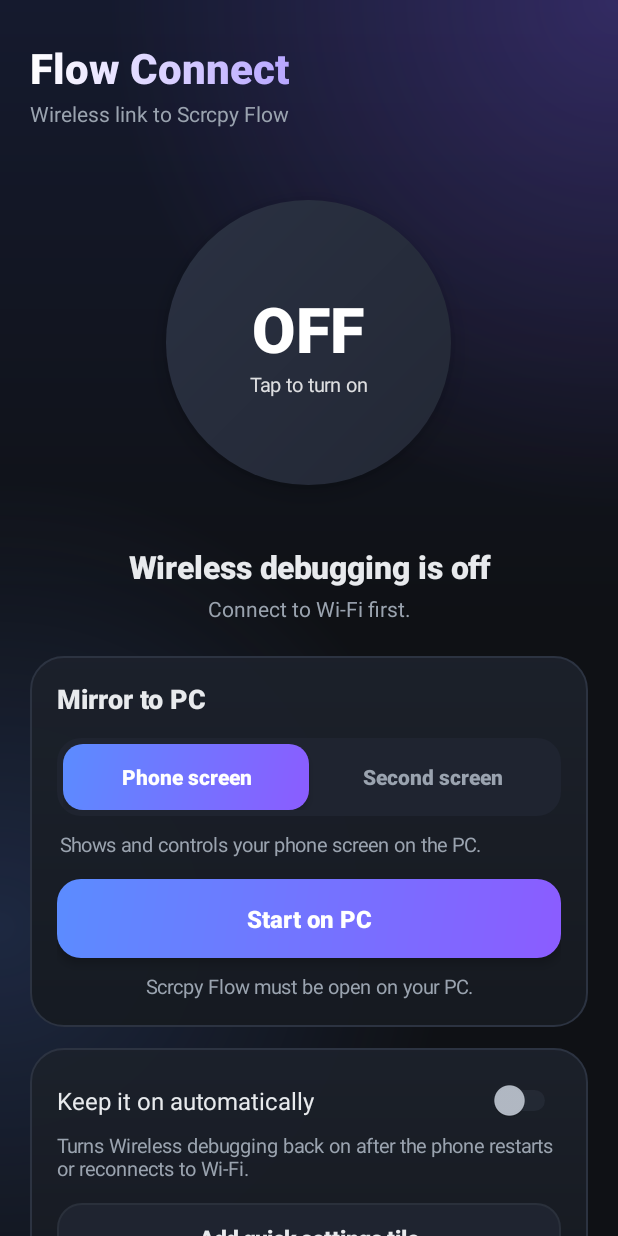
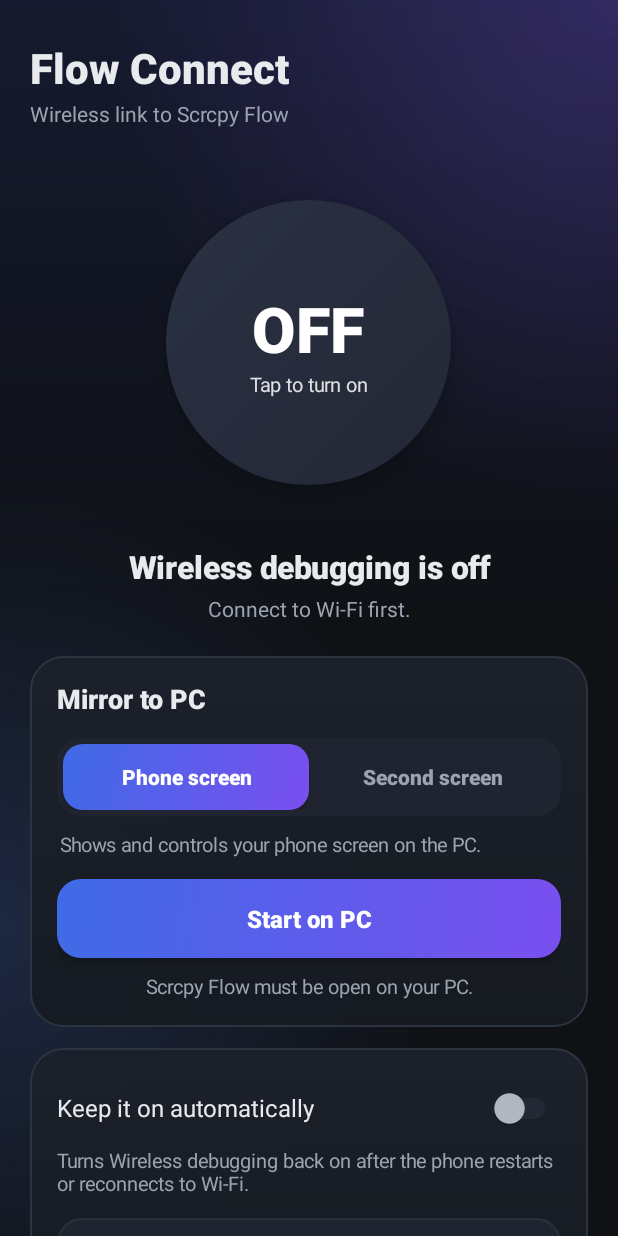
Before and after one commit to CPerdYong/Scrcpy-Flow, an Android app: the screen it shows after launch (MainActivity), after a tap on "Phone screen", on a phone screen of 412 x 824 dp. Run offline under Robolectric (Android 15) with nearby library versions, the phone set to English and light mode, and no system bars.

Commit message:
change UI to abit not ai

```diff
--- a/FlowConnect/app/build.gradle
+++ b/FlowConnect/app/build.gradle
@@ -10,8 +10,8 @@ android {
         applicationId 'com.scrcpystudio.connect'
         minSdk 30
         targetSdk 34
-        versionCode 4
-        versionName '1.3'
+        versionCode 5
+        versionName '1.4'
     }
 
     buildTypes {
--- a/FlowConnect/app/src/main/java/com/scrcpystudio/connect/BuildInfo.java
+++ b/FlowConnect/app/src/main/java/com/scrcpystudio/connect/BuildInfo.java
@@ -2,7 +2,7 @@ package com.scrcpystudio.connect;
 
 /** App version shown in the app and reported to Scrcpy Flow. Keep in sync with app/build.gradle. */
 final class BuildInfo {
-    static final String VERSION = "1.3";
+    static final String VERSION = "1.4";
 
     private BuildInfo() {
     }
--- a/FlowConnect/app/src/main/java/com/scrcpystudio/connect/MainActivity.java
+++ b/FlowConnect/app/src/main/java/com/scrcpystudio/connect/MainActivity.java
@@ -25,7 +25,6 @@ import android.view.HapticFeedbackConstants;
 import android.view.View;
 import android.view.ViewGroup;
 import android.view.animation.DecelerateInterpolator;
-import android.view.animation.OvershootInterpolator;
 import android.widget.FrameLayout;
 import android.widget.LinearLayout;
 import android.widget.ScrollView;
@@ -168,13 +167,12 @@ public class MainActivity extends Activity {
 
         // Header
         TextView title = UiKit.text(this, "Flow Connect", 28, UiKit.TEXT, true);
-        UiKit.gradientText(title, 0xFFFFFFFF, 0xFFB7A6FF);
         root.addView(title);
         TextView subtitle = UiKit.text(this, "Wireless link to Scrcpy Flow", 14, UiKit.SUB, false);
         subtitle.setPadding(0, dp(2), 0, dp(18));
         root.addView(subtitle);
         UiKit.fadeUp(title, 0);
-        UiKit.fadeUp(subtitle, 60);
+        UiKit.fadeUp(subtitle, 30);
 
         // Power area
         FrameLayout powerArea = new FrameLayout(this);
@@ -211,11 +209,11 @@ public class MainActivity extends Activity {
         powerButton.addView(labels, new FrameLayout.LayoutParams(ViewGroup.LayoutParams.MATCH_PARENT, ViewGroup.LayoutParams.MATCH_PARENT));
         powerArea.addView(powerButton);
         root.addView(powerArea);
-        powerButton.setScaleX(0.6f);
-        powerButton.setScaleY(0.6f);
+        powerButton.setScaleX(0.88f);
+        powerButton.setScaleY(0.88f);
         powerButton.setAlpha(0f);
-        powerButton.animate().scaleX(1f).scaleY(1f).alpha(1f).setStartDelay(120).setDuration(650)
-                .setInterpolator(new OvershootInterpolator(1.6f)).start();
+        powerButton.animate().scaleX(1f).scaleY(1f).alpha(1f).setStartDelay(40).setDuration(420)
+                .setInterpolator(new DecelerateInterpolator(2.5f)).start();
 
         status = UiKit.text(this, "", 21, UiKit.TEXT, true);
         status.setGravity(Gravity.CENTER);
@@ -234,12 +232,12 @@ public class MainActivity extends Activity {
         root.addView(optionsCard);
         devCard = buildDevCard();
         root.addView(devCard);
-        UiKit.fadeUp(setupCard, 220);
-        UiKit.fadeUp(mirrorCard, 280);
-        UiKit.fadeUp(optionsCard, 360);
-        UiKit.fadeUp(devCard, 440);
+        UiKit.fadeUp(setupCard, 80);
+        UiKit.fadeUp(mirrorCard, 110);
+        UiKit.fadeUp(optionsCard, 140);
+        UiKit.fadeUp(devCard, 170);
 
-        versionText = UiKit.text(this, "Version " + BuildInfo.VERSION, 12, 0xFF6B7380, false);
+        versionText = UiKit.text(this, "Version " + BuildInfo.VERSION, 12, UiKit.SUB, false);
         versionText.setGravity(Gravity.CENTER);
         versionText.setPadding(0, dp(22), 0, dp(6));
         root.addView(versionText);
@@ -303,7 +301,7 @@ public class MainActivity extends Activity {
         segFrame.setLayoutParams(sfp);
         segFrame.setPadding(dp(4), dp(4), dp(4), dp(4));
         segHighlight = new View(this);
-        segHighlight.setBackground(UiKit.gradient(UiKit.ACCENT, UiKit.PURPLE, dp(13)));
+        segHighlight.setBackground(UiKit.gradient(UiKit.FILL_A, UiKit.FILL_B, dp(13)));
         segHighlight.setElevation(dp(3));
         segFrame.addView(segHighlight, new FrameLayout.LayoutParams(0, ViewGroup.LayoutParams.MATCH_PARENT));
         LinearLayout segRow = new LinearLayout(this);
@@ -367,7 +365,6 @@ public class MainActivity extends Activity {
         head.setOrientation(LinearLayout.HORIZONTAL);
         head.setGravity(Gravity.CENTER_VERTICAL);
         TextView t = UiKit.text(this, "Developer mode", 18, UiKit.TEXT, true);
-        UiKit.gradientText(t, 0xFFFFC56B, 0xFFFF7AB6);
         head.addView(t, new LinearLayout.LayoutParams(0, ViewGroup.LayoutParams.WRAP_CONTENT, 1f));
         devPill = UiKit.text(this, "", 12, UiKit.GOOD, true);
         devPill.setPadding(dp(10), dp(3), dp(10), dp(3));
@@ -410,6 +407,7 @@ public class MainActivity extends Activity {
             TextView chip = UiKit.text(this, ANIM_LABELS[i], 14, UiKit.SUB, true);
             chip.setGravity(Gravity.CENTER);
             chip.setPadding(0, dp(10), 0, dp(10));
+            chip.setMinHeight(dp(48));
             chip.setOnClickListener(v -> {
                 v.performHapticFeedback(HapticFeedbackConstants.CLOCK_TICK);
                 if (AdbWifi.setAnimationScale(this, ANIM_SCALES[idx])) {
@@ -561,7 +559,7 @@ public class MainActivity extends Activity {
         } else {
             mirrorBadge.setVisibility(View.GONE);
             startButton.setText("Start on PC");
-            startButton.setBackground(UiKit.ripple(UiKit.gradient(UiKit.ACCENT, UiKit.PURPLE, dp(16)), dp(16)));
+            startButton.setBackground(UiKit.ripple(UiKit.gradient(UiKit.FILL_A, UiKit.FILL_B, dp(16)), dp(16)));
             if ("waiting".equals(st) && age > 25000) {
                 mirrorStatus.setText("No answer from the PC. Is Scrcpy Flow open, and is this phone saved there?");
             } else if ("waiting".equals(st)) {
@@ -597,7 +595,7 @@ public class MainActivity extends Activity {
         }
         float x = Bridge.MODE_VIRTUAL.equals(mode) ? half : 0;
         if (animate) {
-            segHighlight.animate().translationX(x).setDuration(340).setInterpolator(new OvershootInterpolator(1.2f)).start();
+            segHighlight.animate().translationX(x).setDuration(220).setInterpolator(new DecelerateInterpolator(2f)).start();
         } else {
             segHighlight.setTranslationX(x);
         }
@@ -624,18 +622,18 @@ public class MainActivity extends Activity {
         devMaster.setText(devOn ? "Turn off Developer mode" : "Turn on Developer mode");
         devMaster.setBackground(devOn
                 ? UiKit.ripple(outlined(), dp(16))
-                : UiKit.ripple(UiKit.gradient(UiKit.ACCENT, UiKit.PURPLE, dp(16)), dp(16)));
+                : UiKit.ripple(UiKit.gradient(UiKit.FILL_A, UiKit.FILL_B, dp(16)), dp(16)));
         devMaster.setTextColor(devOn ? UiKit.TEXT : Color.WHITE);
 
         // Fade the details while Developer mode is off (they stay visible, just dimmed)
         if (lastDevOn == null || lastDevOn != devOn) {
-            devBody.animate().alpha(devOn ? 1f : 0.35f).setDuration(lastDevOn == null ? 0 : 350).setStartDelay(0).start();
+            devBody.animate().alpha(devOn ? 1f : 0.4f).setDuration(lastDevOn == null ? 0 : 220).setStartDelay(0).start();
             setEnabledDeep(devBody, devOn);
             if (lastDevOn != null) {
                 devMaster.setScaleX(0.94f);
                 devMaster.setScaleY(0.94f);
-                devMaster.animate().scaleX(1f).scaleY(1f).setDuration(380).setStartDelay(0)
-                        .setInterpolator(new OvershootInterpolator(3f)).start();
+                devMaster.animate().scaleX(1f).scaleY(1f).setDuration(180).setStartDelay(0)
+                        .setInterpolator(new DecelerateInterpolator(1.5f)).start();
                 UiKit.nudge(devHint);
             }
             lastDevOn = devOn;
@@ -650,7 +648,7 @@ public class MainActivity extends Activity {
             boolean sel = Math.abs(ANIM_SCALES[i] - scale) < 0.01f;
             chips[i].setTextColor(sel ? Color.WHITE : UiKit.SUB);
             chips[i].setBackground(sel
-                    ? UiKit.gradient(UiKit.ACCENT, UiKit.PURPLE, dp(12))
+                    ? UiKit.gradient(UiKit.FILL_A, UiKit.FILL_B, dp(12))
                     : UiKit.round(UiKit.CARD2, dp(12)));
         }
         String ip = AdbWifi.wifiIp(this);
@@ -822,7 +820,8 @@ public class MainActivity extends Activity {
         TextView b = UiKit.text(this, label, 16, Color.WHITE, true);
         b.setGravity(Gravity.CENTER);
         b.setPadding(dp(16), dp(15), dp(16), dp(15));
-        b.setBackground(UiKit.ripple(UiKit.gradient(UiKit.ACCENT, UiKit.PURPLE, dp(16)), dp(16)));
+        b.setMinHeight(dp(52));
+        b.setBackground(UiKit.ripple(UiKit.gradient(UiKit.FILL_A, UiKit.FILL_B, dp(16)), dp(16)));
         b.setElevation(dp(4));
         b.setClickable(true);
         UiKit.pressEffect(b, 0.96f);
@@ -833,6 +832,7 @@ public class MainActivity extends Activity {
         TextView b = UiKit.text(this, label, 15, UiKit.TEXT, true);
         b.setGravity(Gravity.CENTER);
         b.setPadding(dp(16), dp(13), dp(16), dp(13));
+        b.setMinHeight(dp(48));
         GradientDrawable bg = UiKit.round(UiKit.CARD2, dp(16));
         bg.setStroke(dp(1), UiKit.LINE);
         b.setBackground(UiKit.ripple(bg, dp(16)));
@@ -849,6 +849,7 @@ public class MainActivity extends Activity {
         s.setThumbTintList(UiKit.switchThumb());
         s.setTrackTintList(UiKit.switchTrack());
         s.setPadding(0, dp(8), 0, dp(8));
+        s.setMinHeight(dp(48));
         return s;
     }
 
--- a/FlowConnect/app/src/main/java/com/scrcpystudio/connect/UiKit.java
+++ b/FlowConnect/app/src/main/java/com/scrcpystudio/connect/UiKit.java
@@ -2,8 +2,6 @@ package com.scrcpystudio.connect;
 
 import android.content.Context;
 import android.content.res.ColorStateList;
-import android.graphics.LinearGradient;
-import android.graphics.Shader;
 import android.graphics.Typeface;
 import android.graphics.drawable.Drawable;
 import android.graphics.drawable.GradientDrawable;
@@ -12,7 +10,6 @@ import android.graphics.drawable.RippleDrawable;
 import android.view.MotionEvent;
 import android.view.View;
 import android.view.animation.DecelerateInterpolator;
-import android.view.animation.OvershootInterpolator;
 import android.widget.TextView;
 
 /** Colours, drawables and small animations shared by the app's screens. */
@@ -26,6 +23,9 @@ final class UiKit {
     static final int SUB = 0xFF9AA3AF;
     static final int ACCENT = 0xFF5B8CFF;
     static final int PURPLE = 0xFF8B5CFF;
+    /** Button fills: deep enough that white labels pass 4.5:1 contrast. */
+    static final int FILL_A = 0xFF3F6BE6;
+    static final int FILL_B = 0xFF7A4FF0;
     static final int GOOD = 0xFF3DDC97;
     static final int WARN = 0xFFFFB547;
     static final int BAD = 0xFFFF5C6C;
@@ -86,29 +86,19 @@ final class UiKit {
         return t;
     }
 
-    /** Paints the text of a TextView with a horizontal gradient. */
-    static void gradientText(final TextView t, final int c1, final int c2) {
-        t.post(() -> {
-            float w = t.getPaint().measureText(t.getText().toString());
-            if (w <= 0) return;
-            t.getPaint().setShader(new LinearGradient(0, 0, w, 0, c1, c2, Shader.TileMode.CLAMP));
-            t.invalidate();
-        });
-    }
-
     /** Fade and slide a view up into place. */
     static void fadeUp(View v, long delayMs) {
         v.setAlpha(0f);
-        v.setTranslationY(dp(v.getContext(), 26));
-        v.animate().alpha(1f).translationY(0f).setStartDelay(delayMs).setDuration(520)
-                .setInterpolator(new DecelerateInterpolator(2.2f)).start();
+        v.setTranslationY(dp(v.getContext(), 12));
+        v.animate().alpha(1f).translationY(0f).setStartDelay(delayMs).setDuration(260)
+                .setInterpolator(new DecelerateInterpolator(2f)).start();
     }
 
     /** Small fade/slide used when a text changes. */
     static void nudge(View v) {
-        v.setAlpha(0.2f);
-        v.setTranslationY(dp(v.getContext(), 8));
-        v.animate().alpha(1f).translationY(0f).setStartDelay(0).setDuration(320)
+        v.setAlpha(0.4f);
+        v.setTranslationY(dp(v.getContext(), 4));
+        v.animate().alpha(1f).translationY(0f).setStartDelay(0).setDuration(200)
                 .setInterpolator(new DecelerateInterpolator(2f)).start();
     }
 
@@ -117,11 +107,11 @@ final class UiKit {
         v.setOnTouchListener((view, ev) -> {
             int a = ev.getActionMasked();
             if (a == MotionEvent.ACTION_DOWN) {
-                view.animate().scaleX(scale).scaleY(scale).setDuration(90).setStartDelay(0)
+                view.animate().scaleX(scale).scaleY(scale).setDuration(80).setStartDelay(0)
                         .setInterpolator(new DecelerateInterpolator()).start();
             } else if (a == MotionEvent.ACTION_UP || a == MotionEvent.ACTION_CANCEL) {
-                view.animate().scaleX(1f).scaleY(1f).setDuration(380).setStartDelay(0)
-                        .setInterpolator(new OvershootInterpolator(3f)).start();
+                view.animate().scaleX(1f).scaleY(1f).setDuration(160).setStartDelay(0)
+                        .setInterpolator(new DecelerateInterpolator(1.5f)).start();
             }
             return false;
         });
```
Also changed, not shown: 3 other files.
